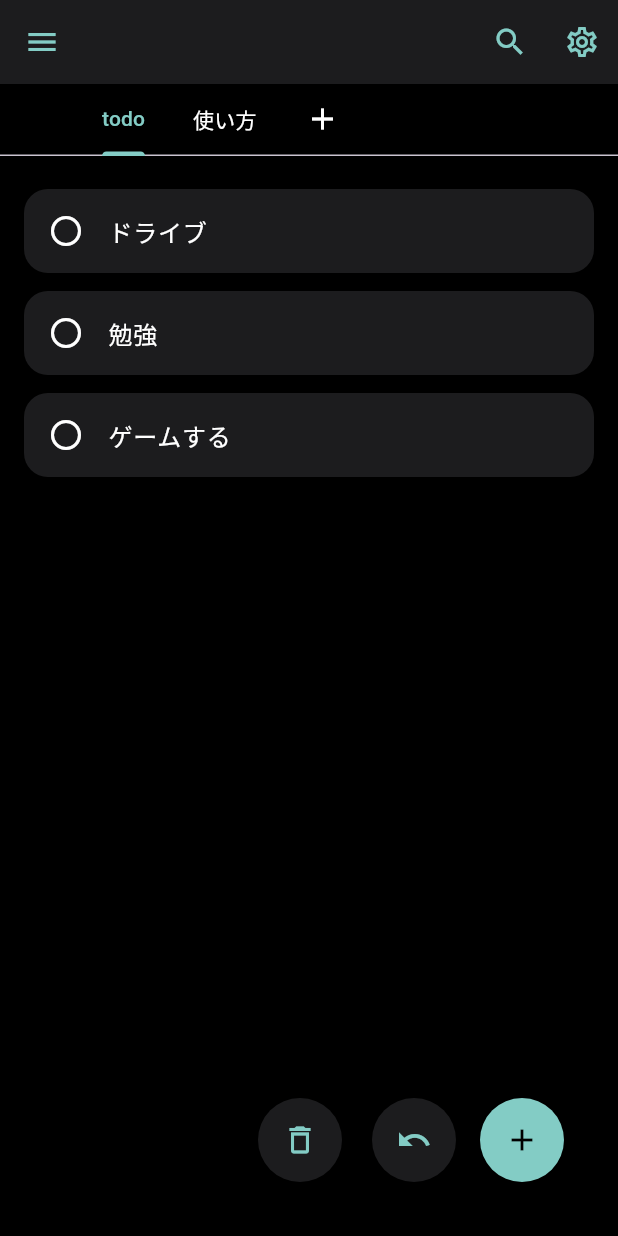
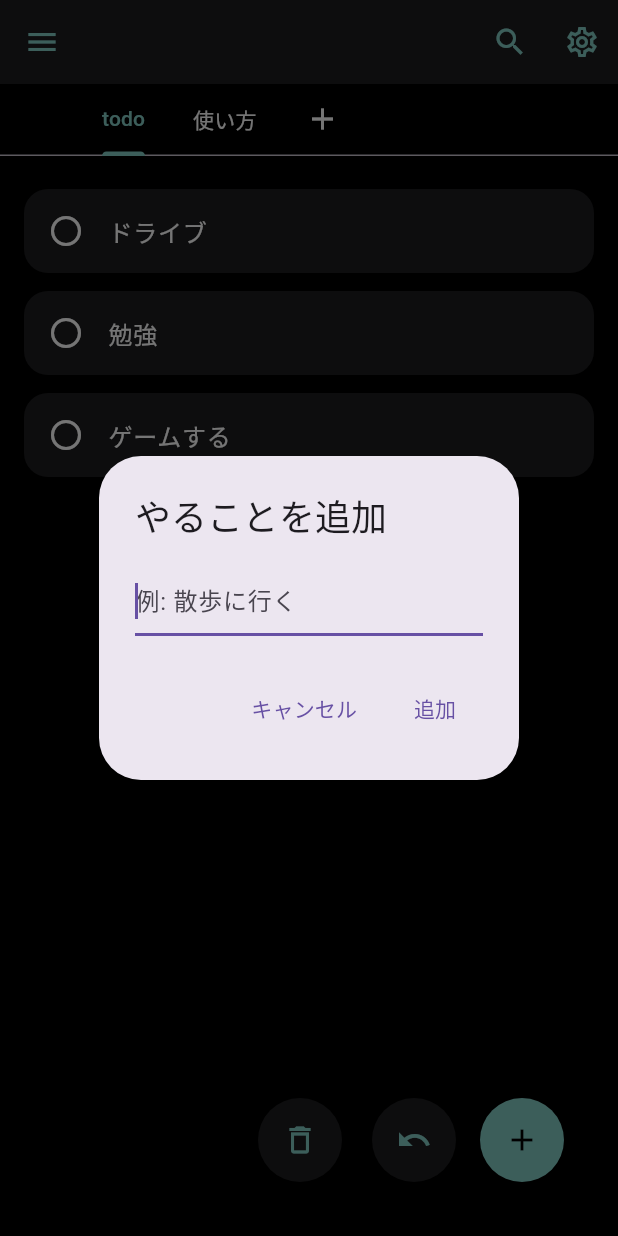
Before and after one commit to Manpage-page/next_todo, a Flutter app: the screen it shows after launch, after a tap on the "add" icon, on a phone screen of 412 x 824 dp. Run offline on Flutter 3.47's test engine with Material 3 defaults, Android fonts, the phone set to English and light mode, and no system bars; our stand-ins replace flutter_riverpod.

Commit message:
追加処理と削除処理を追加

```diff
--- a/lib/widgets/drawer_widget.dart
+++ b/lib/widgets/drawer_widget.dart
@@ -1,11 +1,24 @@
 import 'package:flutter/material.dart';
-import 'package:next_todo/constants/colors.dart';
+//import 'package:next_todo/constants/colors.dart';
 
 class DrawerWidget extends StatelessWidget {
   const DrawerWidget({super.key});
 
   @override
   Widget build(BuildContext context) {
-    return Drawer(backgroundColor: AppColors.emeraldgreen);
+    return Drawer(
+      backgroundColor: Colors.black,
+      child: ListView(
+        padding: EdgeInsets.all(16),
+        children: [
+          DrawerHeader(
+            child: Align(
+              alignment: Alignment.topCenter,
+              child: Text('メニュー', style: TextStyle(color: Colors.white)),
+            ),
+          ),
+        ],
+      ),
+    );
   }
 }
--- a/lib/widgets/floating_widget.dart
+++ b/lib/widgets/floating_widget.dart
@@ -1,11 +1,15 @@
 import 'package:flutter/material.dart';
 import 'package:next_todo/constants/colors.dart';
+import 'package:next_todo/providers/todolist_provider.dart';
+import 'package:flutter_riverpod/flutter_riverpod.dart';
 
 class FloatingWidget extends StatelessWidget {
   const FloatingWidget({super.key});
 
   @override
   Widget build(BuildContext context) {
+    return Consumer(
+      builder: (context, ref, child) {
         return Padding(
           padding: const EdgeInsets.all(20),
           child: Row(
@@ -15,13 +19,16 @@ class FloatingWidget extends StatelessWidget {
               FloatingActionButton(
                 heroTag: 'delete',
                 onPressed: () {
-              print('削除ボタン');
+                  ref.read(todoListProvider.notifier).removeCompleted();
+                  print('完了済みのtodoをまとめて削除');
                 },
                 backgroundColor: AppColors.grey,
                 shape: const CircleBorder(),
-            child: Icon(Icons.delete_outline, color: AppColors.emeraldgreen),
+                child: Icon(
+                  Icons.delete_outline,
+                  color: AppColors.emeraldgreen,
                 ),
-          //ここまで削除ボタン
+              ),
               SizedBox(width: 20),
               //undoボタン
               FloatingActionButton(
@@ -33,12 +40,42 @@ class FloatingWidget extends StatelessWidget {
                 shape: const CircleBorder(),
                 child: Icon(Icons.undo, color: AppColors.emeraldgreen),
               ),
-          //ここまでundoボタン
               SizedBox(width: 16),
               //追加ボタン
               FloatingActionButton(
                 heroTag: 'add',
                 onPressed: () {
+                  showDialog(
+                    context: context,
+                    builder: (context) {
+                      String inputText = '';
+                      return AlertDialog(
+                        title: Text('やることを追加'),
+                        content: TextField(
+                          autofocus: true,
+                          onChanged: (value) => inputText = value,
+                          decoration: InputDecoration(hintText: '例: 散歩に行く'),
+                        ),
+                        actions: [
+                          TextButton(
+                            onPressed: () => Navigator.pop(context),
+                            child: Text('キャンセル'),
+                          ),
+                          TextButton(
+                            onPressed: () {
+                              if (inputText.trim().isNotEmpty) {
+                                ref
+                                    .read(todoListProvider.notifier)
+                                    .addTodo(inputText.trim());
+                              }
+                              Navigator.pop(context);
+                            },
+                            child: Text('追加'),
+                          ),
+                        ],
+                      );
+                    },
+                  );
                   print('追加ボタン');
                 },
                 backgroundColor: AppColors.emeraldgreen,
@@ -48,5 +85,7 @@ class FloatingWidget extends StatelessWidget {
             ],
           ),
         );
+      },
+    );
   }
 }
```
Also changed, not shown: lib/providers/todolist_provider.dart (+7 -0 lines). Lines whose indentation alone changed are shown as unchanged.
